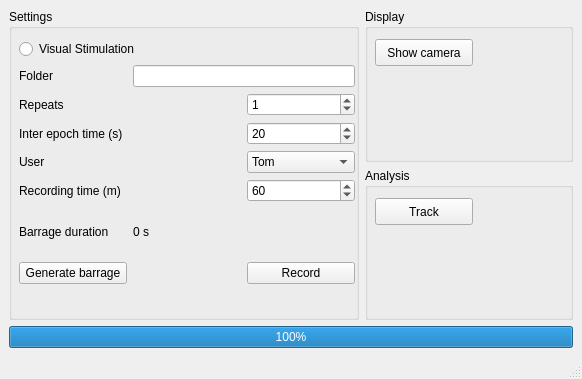
Old version of the form form/mainwindow.ui in the repository dafishcode/rec2track_qt.
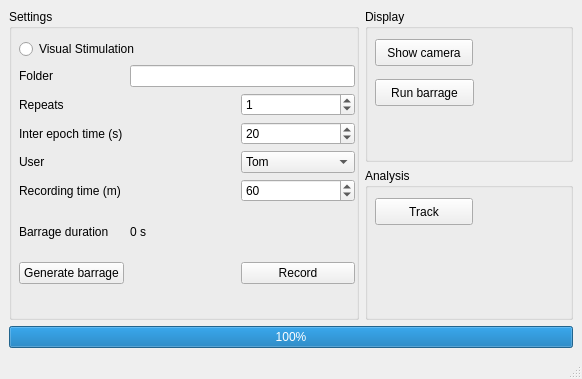
New version of the form.

Diff of the .ui file:
```diff
--- a/form/mainwindow.ui
+++ b/form/mainwindow.ui
@@ -114,6 +114,11 @@
               <string>Dominic</string>
              </property>
             </item>
+            <item>
+             <property name="text">
+              <string>Tom Shallcross</string>
+             </property>
+            </item>
            </widget>
           </item>
           <item row="8" column="0">
@@ -193,6 +198,19 @@
             <string>Show camera</string>
            </property>
           </widget>
+          <widget class="QPushButton" name="pushButton_5">
+           <property name="geometry">
+            <rect>
+             <x>10</x>
+             <y>70</y>
+             <width>99</width>
+             <height>27</height>
+            </rect>
+           </property>
+           <property name="text">
+            <string>Run barrage</string>
+           </property>
+          </widget>
          </widget>
         </item>
         <item row="1" column="0">
@@ -246,7 +264,7 @@
      <x>0</x>
      <y>0</y>
      <width>582</width>
-     <height>22</height>
+     <height>23</height>
     </rect>
    </property>
   </widget>
```
